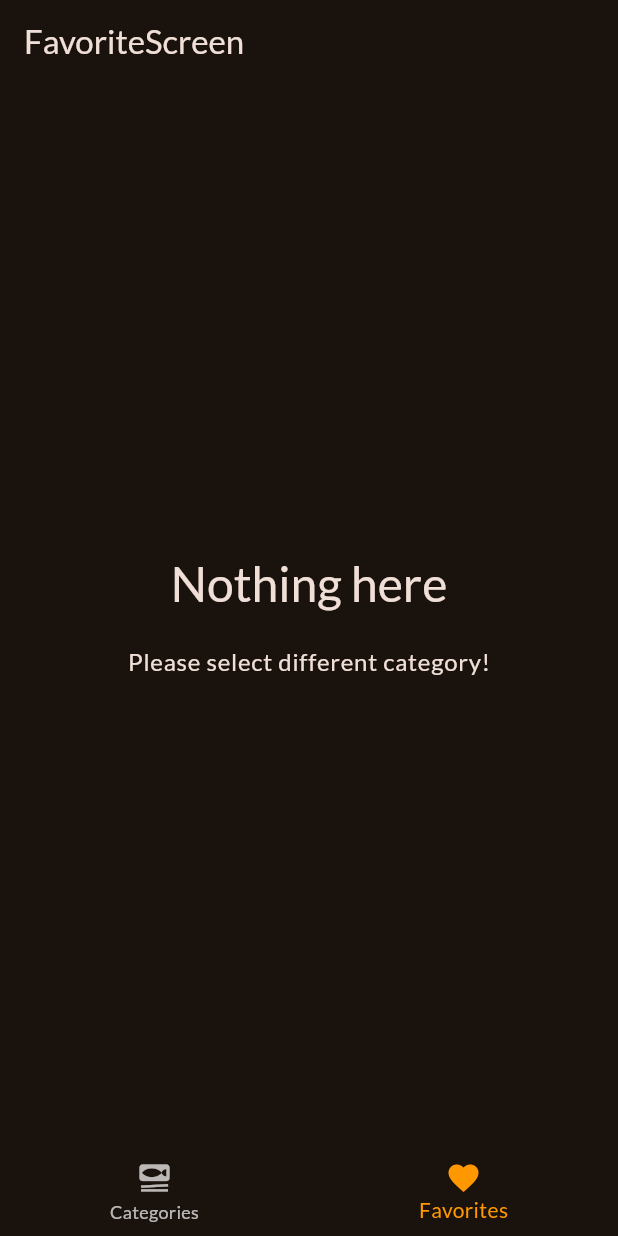
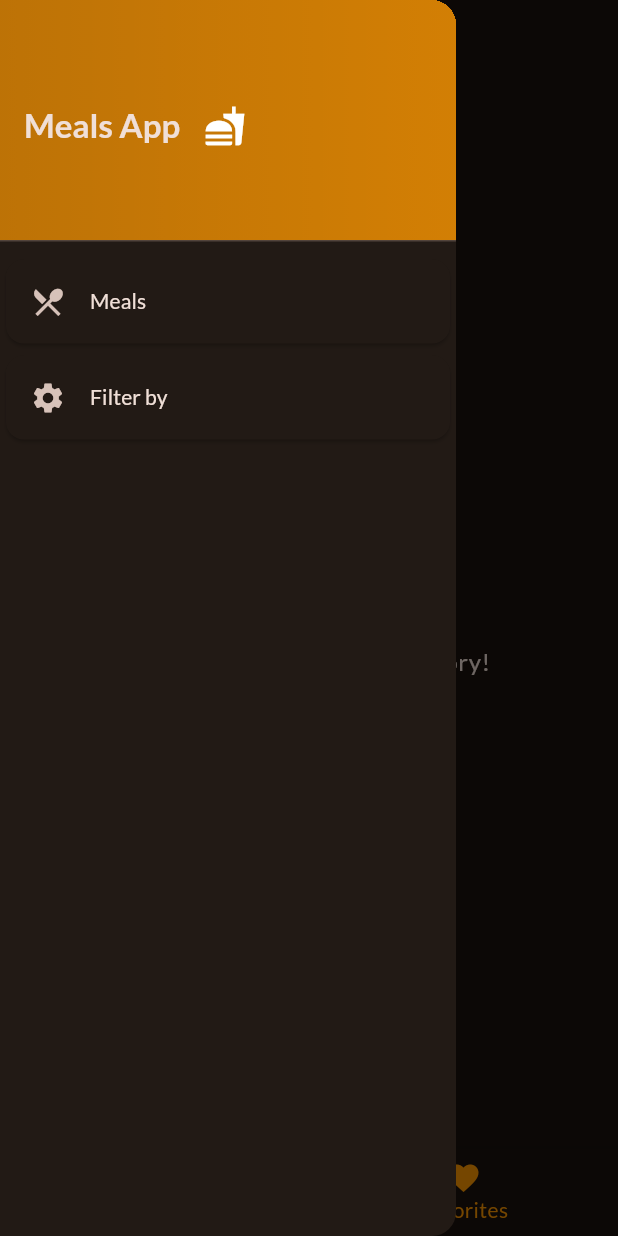
Before and after one commit to IbnuTopanAdib/meals_app, a Flutter app: the screen it shows after launch, item 2 of the bottom bar chosen, with the side drawer open (before the commit the screen has no drawer), on a phone screen of 412 x 824 dp. Run offline on Flutter 3.47's test engine with Material 3 defaults, Android fonts, the phone set to English and light mode, and no system bars; our stand-ins replace google_fonts, transparent_image.

Commit message:
add drawer

```diff
--- a/lib/main.dart
+++ b/lib/main.dart
@@ -1,7 +1,7 @@
 import 'package:flutter/material.dart';
 
 import 'package:google_fonts/google_fonts.dart';
-import 'package:meals_app/screens/category_screen.dart';
+
 import 'package:meals_app/screens/main_screen.dart';
 
 final theme = ThemeData(
--- a/lib/screens/category_screen.dart
+++ b/lib/screens/category_screen.dart
@@ -9,27 +9,24 @@ class CategoryScreen extends StatelessWidget {
   final void Function(Meal meal) toggleMealFavorite;
   const CategoryScreen({super.key, required this.toggleMealFavorite});
 
-
-
   void _selectCategory(BuildContext context, Category category) {
     final filteredMeals = dummyMeals.where((meal) {
       return meal.categories.contains(category.id);
     }).toList();
     Navigator.of(context).push(
       MaterialPageRoute(
-        builder: (context) =>
-            MealsScreen(title: category.title, meals: filteredMeals, toggleMealFavorite: toggleMealFavorite,),
+        builder: (context) => MealsScreen(
+          title: category.title,
+          meals: filteredMeals,
+          toggleMealFavorite: toggleMealFavorite,
+        ),
       ),
     );
   }
 
   @override
   Widget build(BuildContext context) {
-    return Scaffold(
-        appBar: AppBar(
-          title: const Text('Pilih Kategori Makanan'),
-        ),
-        body: GridView.builder(
+    return GridView.builder(
       padding: const EdgeInsets.all(16.0),
       itemCount: availableCategories.length,
       gridDelegate: const SliverGridDelegateWithFixedCrossAxisCount(
@@ -47,6 +44,6 @@ class CategoryScreen extends StatelessWidget {
           },
         );
       },
-        ));
+    );
   }
 }
--- a/lib/screens/main_screen.dart
+++ b/lib/screens/main_screen.dart
@@ -2,6 +2,7 @@ import 'package:flutter/material.dart';
 import 'package:meals_app/models/meal.dart';
 import 'package:meals_app/screens/category_screen.dart';
 import 'package:meals_app/screens/meals_screen.dart';
+import 'package:meals_app/widgets/main_drawer.dart';
 
 class MainScreen extends StatefulWidget {
   const MainScreen({super.key});
@@ -12,6 +13,7 @@ class MainScreen extends StatefulWidget {
 
 class _MainScreenState extends State<MainScreen> {
   int _selectedIndex = 0;
+  String title = 'Food Category';
   final List<Meal> _favoriteMeals = [];
 
   void _selectPage(int index) {
@@ -33,12 +35,12 @@ class _MainScreenState extends State<MainScreen> {
       setState(() {
         _favoriteMeals.remove(meal);
       });
-      _showSnackbar('Add to favorites');
+      _showSnackbar('Remove from favorites');
     } else {
       setState(() {
         _favoriteMeals.add(meal);
       });
-      _showSnackbar('Remove from favorites');
+      _showSnackbar('Add to favorites');
     }
   }
 
@@ -49,12 +51,16 @@ class _MainScreenState extends State<MainScreen> {
     );
     if (_selectedIndex == 1) {
       activeScreen = MealsScreen(
-        title: 'FavoriteScreen',
         meals: _favoriteMeals,
         toggleMealFavorite: _toggleMealFavorite,
       );
+      title = 'Favorite Food';
     }
     return Scaffold(
+        appBar: AppBar(
+          title: Text(title),
+        ),
+        drawer: MainDrawer(),
         body: activeScreen,
         bottomNavigationBar: BottomNavigationBar(
           selectedItemColor: Colors.orange,
--- a/lib/screens/meals_screen.dart
+++ b/lib/screens/meals_screen.dart
@@ -4,12 +4,12 @@ import 'package:meals_app/screens/meal_detail_screen.dart';
 import 'package:meals_app/widgets/meal_item.dart';
 
 class MealsScreen extends StatelessWidget {
-  final String title;
+  final String? title;
   final List<Meal> meals;
   final void Function(Meal meal) toggleMealFavorite;
   const MealsScreen(
       {super.key,
-      required this.title,
+      this.title,
       required this.meals,
       required this.toggleMealFavorite});
 
@@ -64,10 +64,12 @@ class MealsScreen extends StatelessWidget {
       );
     }
 
-    return Scaffold(
-        appBar: AppBar(
-          title: Text(title),
-        ),
-        body: content);
+    return title == null
+        ? content
+        : Scaffold(
+            appBar: AppBar(
+              title: Text(title ?? "Meals"),
+            ),
+            body: content);
   }
 }
--- /dev/null
+++ b/lib/widgets/main_drawer.dart
@@ -0,0 +1,63 @@
+import 'package:flutter/material.dart';
+
+class MainDrawer extends StatelessWidget {
+  const MainDrawer({super.key});
+
+  @override
+  Widget build(BuildContext context) {
+    return Drawer(
+      child: Column(
+        children: [
+          DrawerHeader(
+              decoration: BoxDecoration(
+                  gradient: LinearGradient(colors: [
+                Colors.orange.withOpacity(0.7),
+                Colors.orange.withOpacity(0.8)
+              ])),
+              child: Row(
+                crossAxisAlignment: CrossAxisAlignment.center,
+                children: [
+                  Text(
+                    'Meals App',
+                    style: Theme.of(context).textTheme.titleLarge!.copyWith(
+                        fontWeight: FontWeight.bold,
+                        color: Theme.of(context).colorScheme.onSurface),
+                  ),
+                  const SizedBox(
+                    width: 16,
+                  ),
+                  const Icon(
+                    Icons.fastfood,
+                    size: 28,
+                  )
+                ],
+              )),
+          Card(
+            child: ListTile(
+              leading: Icon(Icons.restaurant_menu),
+              title: Text(
+                'Meals',
+                style: Theme.of(context)
+                    .textTheme
+                    .titleSmall!
+                    .copyWith(color: Theme.of(context).colorScheme.onSurface),
+              ),
+            ),
+          ),
+          Card(
+            child: ListTile(
+              leading: Icon(Icons.settings),
+              title: Text(
+                'Filter by',
+                style: Theme.of(context)
+                    .textTheme
+                    .titleSmall!
+                    .copyWith(color: Theme.of(context).colorScheme.onSurface),
+              ),
+            ),
+          )
+        ],
+      ),
+    );
+  }
+}
--- a/lib/widgets/meal_item.dart
+++ b/lib/widgets/meal_item.dart
@@ -1,6 +1,6 @@
 import 'package:flutter/material.dart';
 import 'package:meals_app/models/meal.dart';
-import 'package:meals_app/screens/meal_detail_screen.dart';
+
 import 'package:meals_app/widgets/meal_item_trait.dart';
 import 'package:transparent_image/transparent_image.dart';
 
```
Lines whose indentation alone changed are shown as unchanged.
